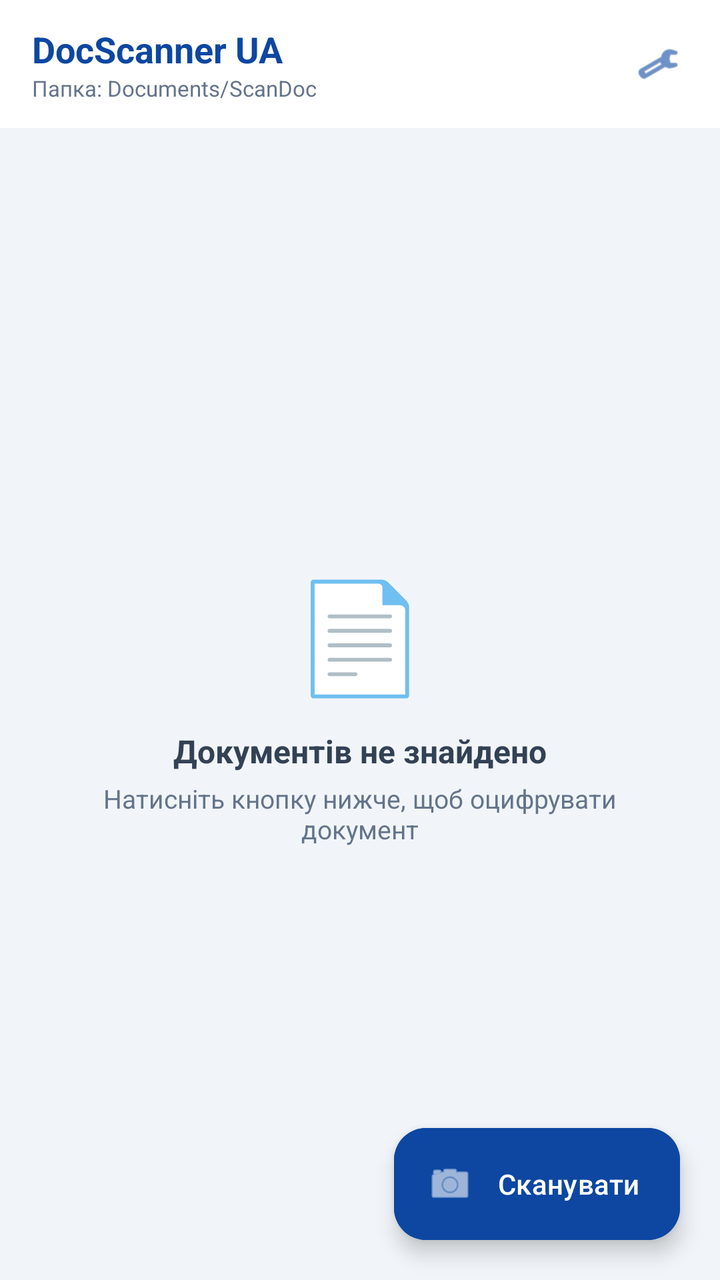
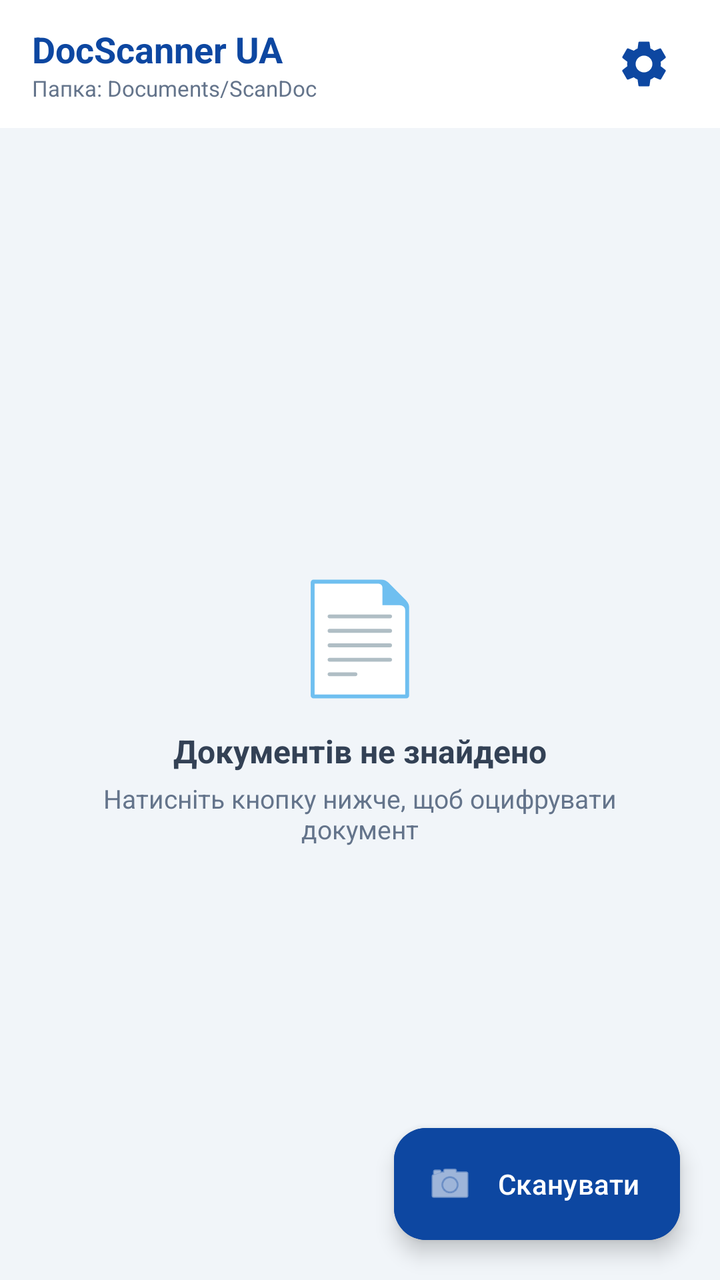

Two renders of the same Android screen: before a commit and after it. Below are the layout's source before the change and the commit's diff.
<!-- AndroidManifest.xml: application theme Theme.DocScannerUA -->
<!-- res/layout/activity_main.xml -->
<?xml version="1.0" encoding="utf-8"?>
<androidx.coordinatorlayout.widget.CoordinatorLayout 
    xmlns:android="http://schemas.android.com/apk/res/android"
    xmlns:app="http://schemas.android.com/apk/res-auto"
    android:layout_width="match_parent"
    android:layout_height="match_parent"
    android:background="#F1F5F9">

    <com.google.android.material.appbar.AppBarLayout
        android:layout_width="match_parent"
        android:layout_height="wrap_content"
        android:background="#FFFFFF"
        app:elevation="1dp">

        <LinearLayout
            android:layout_width="match_parent"
            android:layout_height="?attr/actionBarSize"
            android:gravity="center_vertical"
            android:orientation="horizontal"
            android:paddingHorizontal="16dp">

            <LinearLayout
                android:layout_width="0dp"
                android:layout_height="wrap_content"
                android:layout_weight="1"
                android:orientation="vertical">

                <TextView
                    android:layout_width="wrap_content"
                    android:layout_height="wrap_content"
                    android:text="DocScanner UA"
                    android:textColor="#0D47A1"
                    android:textSize="18sp"
                    android:textStyle="bold" />

                <TextView
                    android:id="@+id/tvHeaderSub"
                    android:layout_width="wrap_content"
                    android:layout_height="wrap_content"
                    android:text="Папка: Documents/ScanDoc"
                    android:textColor="#64748B"
                    android:textSize="11sp" />
            </LinearLayout>

            <com.google.android.material.button.MaterialButton
                android:id="@+id/btnSettings"
                style="@style/Widget.Material3.Button.IconButton"
                android:layout_width="40dp"
                android:layout_height="40dp"
                android:contentDescription="Налаштування"
                app:icon="@android:drawable/ic_menu_preferences"
                app:iconSize="22dp"
                app:iconTint="#0D47A1" />
        </LinearLayout>
    </com.google.android.material.appbar.AppBarLayout>

    <FrameLayout
        android:layout_width="match_parent"
        android:layout_height="match_parent"
        app:layout_behavior="@string/appbar_scrolling_view_behavior">

        <LinearLayout
            android:id="@+id/layoutEmpty"
            android:layout_width="wrap_content"
            android:layout_height="wrap_content"
            android:layout_gravity="center"
            android:gravity="center"
            android:orientation="vertical"
            android:padding="32dp">

            <TextView
                android:layout_width="wrap_content"
                android:layout_height="wrap_content"
                android:text="📄"
                android:textSize="54sp" />

            <TextView
                android:layout_width="wrap_content"
                android:layout_height="wrap_content"
                android:layout_marginTop="12dp"
                android:text="Документів не знайдено"
                android:textColor="#334155"
                android:textSize="16sp"
                android:textStyle="bold" />

            <TextView
                android:layout_width="wrap_content"
                android:layout_height="wrap_content"
                android:layout_marginTop="4dp"
                android:gravity="center"
                android:text="Натисніть кнопку нижче, щоб оцифрувати документ"
                android:textColor="#64748B"
                android:textSize="13sp" />
        </LinearLayout>

        <androidx.recyclerview.widget.RecyclerView
            android:id="@+id/rvDocuments"
            android:layout_width="match_parent"
            android:layout_height="match_parent"
            android:clipToPadding="false"
            android:padding="10dp"
            android:paddingBottom="88dp" />

        <ProgressBar
            android:id="@+id/progressBar"
            android:layout_width="wrap_content"
            android:layout_height="wrap_content"
            android:layout_gravity="center"
            android:visibility="gone" />

    </FrameLayout>

    <com.google.android.material.floatingactionbutton.ExtendedFloatingActionButton
        android:id="@+id/fabScan"
        android:layout_width="wrap_content"
        android:layout_height="wrap_content"
        android:layout_gravity="bottom|end"
        android:layout_margin="20dp"
        android:backgroundTint="#0D47A1"
        android:text="Сканувати"
        android:textColor="#FFFFFF"
        app:icon="@android:drawable/ic_menu_camera"
        app:iconTint="#FFFFFF" />

</androidx.coordinatorlayout.widget.CoordinatorLayout>
<!-- resources referenced by this layout -->
<resources>
  <style name="Theme.DocScannerUA" parent="Theme.Material3.Light.NoActionBar">
          <item name="colorPrimary">#0D47A1</item>
          <item name="colorSurface">#FFFFFF</item>
          <item name="colorOnSurface">#0F172A</item>
          <item name="android:windowBackground">#F1F5F9</item>
      </style>
</resources>

<!-- the commit's change to res/layout/activity_main.xml (unified diff, before → after) -->
@@ -42,15 +42,15 @@
                     android:textSize="11sp" />
             </LinearLayout>
 
-            <com.google.android.material.button.MaterialButton
+            <ImageButton
                 android:id="@+id/btnSettings"
-                style="@style/Widget.Material3.Button.IconButton"
-                android:layout_width="40dp"
-                android:layout_height="40dp"
+                android:layout_width="44dp"
+                android:layout_height="44dp"
+                android:background="?attr/selectableItemBackgroundBorderless"
                 android:contentDescription="Налаштування"
-                app:icon="@android:drawable/ic_menu_preferences"
-                app:iconSize="22dp"
-                app:iconTint="#0D47A1" />
+                android:padding="8dp"
+                android:scaleType="fitCenter"
+                android:src="@drawable/ic_settings" />
         </LinearLayout>
     </com.google.android.material.appbar.AppBarLayout>
 
<!-- resource entries referenced after the edit -->
@@ -1,5 +1,15 @@
 <!-- resources referenced by this layout -->
 <resources>
+  <!-- drawable ic_settings (drawable) -->
+  <vector xmlns:android="http://schemas.android.com/apk/res/android"
+      android:width="24dp"
+      android:height="24dp"
+      android:viewportWidth="24"
+      android:viewportHeight="24">
+      <path
+          android:fillColor="#0D47A1"
+          android:pathData="M19.14,12.94c0.04,-0.3 0.06,-0.61 0.06,-0.94c0,-0.32 -0.02,-0.64 -0.07,-0.94l2.03,-1.58c0.18,-0.14 0.23,-0.41 0.12,-0.61l-1.92,-3.32c-0.12,-0.22 -0.37,-0.29 -0.59,-0.22l-2.39,0.96c-0.5,-0.38 -1.03,-0.7 -1.62,-0.94L14.4,2.81c-0.04,-0.24 -0.24,-0.41 -0.48,-0.41h-3.84c-0.24,0 -0.43,0.17 -0.47,0.41L9.25,5.35C8.66,5.59 8.12,5.92 7.63,6.29L5.24,5.33c-0.22,-0.08 -0.47,0 -0.59,0.22L2.74,8.87c-0.12,0.21 -0.08,0.47 0.12,0.61l2.03,1.58c-0.05,0.3 -0.09,0.63 -0.09,0.94s0.02,0.64 0.07,0.94l-2.03,1.58c-0.18,0.14 -0.23,0.41 -0.12,0.61l1.92,3.32c0.12,0.22 0.37,0.29 0.59,0.22l2.39,-0.96c0.5,0.38 1.03,0.7 1.62,0.94l0.36,2.54c0.05,0.24 0.24,0.41 0.48,0.41h3.84c0.24,0 0.44,-0.17 0.47,-0.41l0.36,-2.54c0.59,-0.24 1.13,-0.56 1.62,-0.94l2.39,0.96c0.22,0.08 0.47,0 0.59,-0.22l1.92,-3.32c0.12,-0.22 0.07,-0.47 -0.12,-0.61L19.14,12.94zM12,15.6c-1.98,0 -3.6,-1.62 -3.6,-3.6s1.62,-3.6 3.6,-3.6s3.6,1.62 3.6,3.6S13.98,15.6 12,15.6z" />
+  </vector>
   <style name="Theme.DocScannerUA" parent="Theme.Material3.Light.NoActionBar">
           <item name="colorPrimary">#0D47A1</item>
           <item name="colorSurface">#FFFFFF</item>
